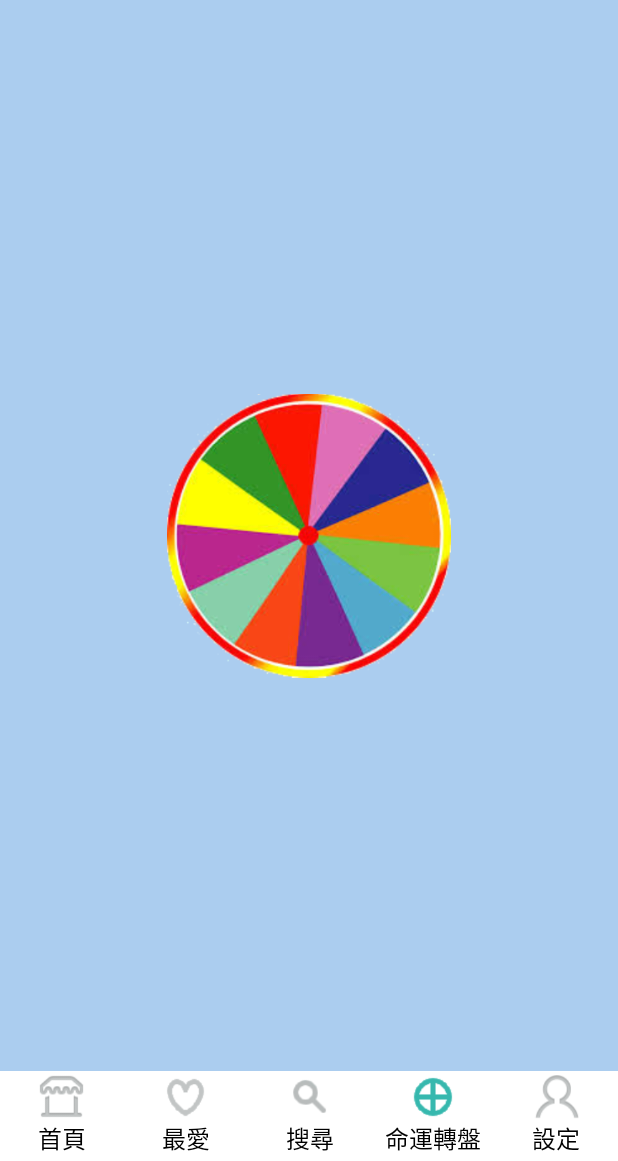
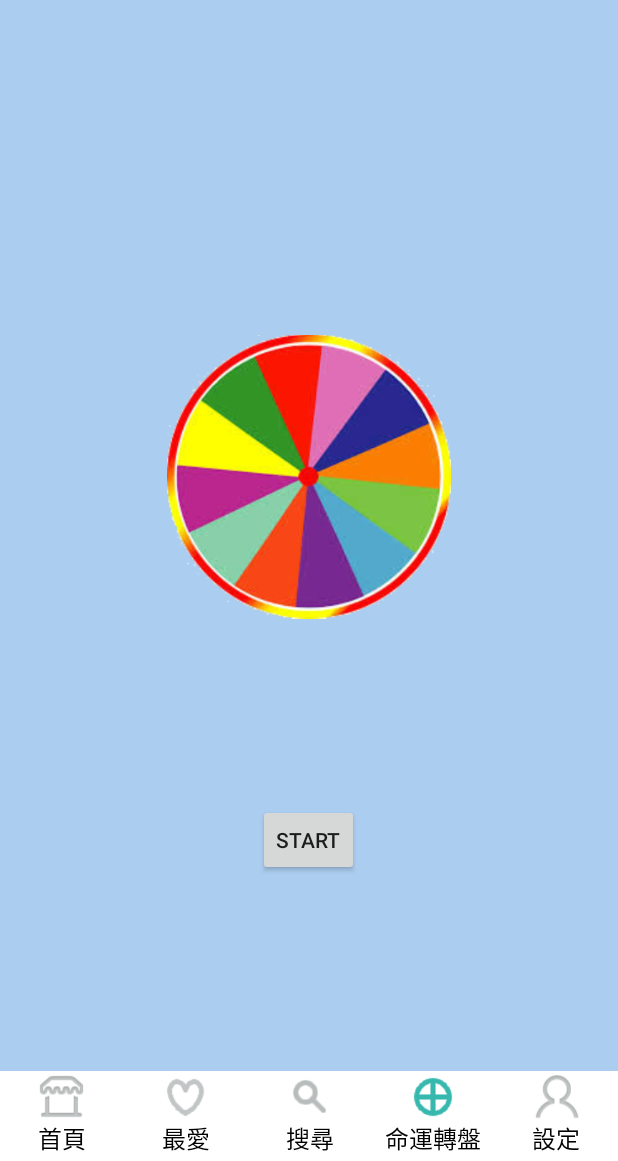
Before and after one commit to LiangWei-Chang/Software_Studio_FinalProject, an Android app: the screen it shows after launch (FragmentTagsActivity), after a tap on "命運轉盤", on a phone screen of 412 x 824 dp, the part 75-1236 px from its top. Run offline under Robolectric (Android 15) with nearby library versions, the phone set to English and light mode, and no system bars.

Commit message:
wheel random selection OK

```diff
--- a/app/src/main/java/com/software/studio/delicacies/fragments/Wheel.java
+++ b/app/src/main/java/com/software/studio/delicacies/fragments/Wheel.java
@@ -2,20 +2,44 @@ package com.software.studio.delicacies.fragments;
 
 import android.os.Bundle;
 import android.support.v4.app.Fragment;
+import android.util.Log;
 import android.view.LayoutInflater;
 import android.view.View;
 import android.view.ViewGroup;
+import android.view.animation.Animation;
+import android.view.animation.RotateAnimation;
+import android.widget.Button;
 import android.widget.ImageView;
+import android.widget.Toast;
 
 import com.software.studio.delicacies.R;
 
+import java.util.Random;
+
 public class Wheel extends Fragment {
-
+    Button start_button;
+    ImageView wheel;
+    RotateAnimation animation;
+    float rand;
     @Override
     public View onCreateView(LayoutInflater inflater, ViewGroup container, Bundle savedInstanceState) {
         View view = inflater.inflate(R.layout.fragment_wheel, container, false);
-        ImageView wheel = (ImageView)view.findViewById(R.id.img_wheels);
+        wheel = (ImageView)view.findViewById(R.id.img_wheels);
         wheel.setImageResource(R.drawable.wheel);
+
+        start_button = (Button)view.findViewById(R.id.spin_button);
+        start_button.setOnClickListener(new View.OnClickListener() {
+            @Override
+            public void onClick(View v) {
+                rand = (float)(Math.random()*360f)+360f*3;
+                Log.d("rotate",new Float(rand).toString());
+                animation = new RotateAnimation(0f,rand, Animation.RELATIVE_TO_SELF,0.5f,Animation.RELATIVE_TO_SELF,0.5f);
+                animation.setDuration((long)1500);
+                animation.setFillAfter(true);
+                    wheel.startAnimation(animation);
+            }
+        });
+
         return view;
     }
 }
--- a/app/src/main/res/layout/fragment_wheel.xml
+++ b/app/src/main/res/layout/fragment_wheel.xml
@@ -13,4 +13,14 @@
         android:id="@+id/img_wheels"
         android:layout_gravity="center_horizontal"
         android:layout_weight="0.37" />
+
+    <Button
+        style="?android:attr/buttonStyleSmall"
+        android:layout_width="wrap_content"
+        android:layout_height="wrap_content"
+        android:text="Start"
+        android:id="@+id/spin_button"
+        android:layout_gravity="center_horizontal"
+        android:layout_marginTop="30dp" />
+
 </LinearLayout>
```
